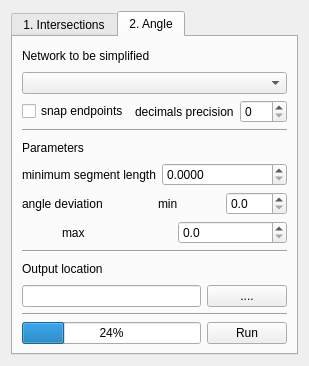
This is rcl_simplification_dialog_base_idea.ui in spacesyntax/Rcl-simplification- as Qt 5 draws it before an edit. The edited form follows.
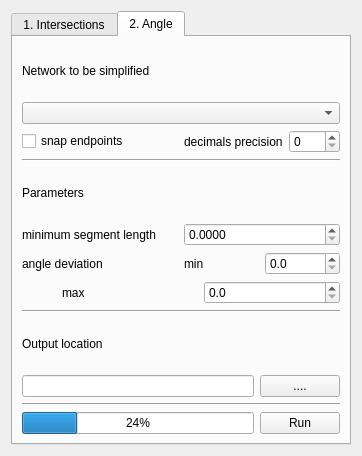
This is the edited form. The open tabs and pages were chosen to show the change.

Diff of the .ui file:
```diff
--- a/rcl_simplification_dialog_base_idea.ui
+++ b/rcl_simplification_dialog_base_idea.ui
@@ -6,8 +6,8 @@
    <rect>
     <x>0</x>
     <y>0</y>
-    <width>284</width>
-    <height>366</height>
+    <width>362</width>
+    <height>456</height>
    </rect>
   </property>
   <property name="sizePolicy">
```
Left out of the diff: 2 changed lines with no effect on the pictures.
